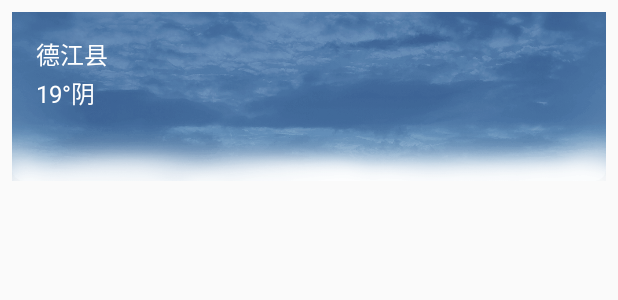
After one commit to xuanu/GzgcxyAndroidStudy, an Android app: the layout item_city_layout.xml on its own in the app's theme, with its tools: preview values and no code run, on a phone screen of 412 x 824 dp. The commit adds this screen. Shown: the top 300 px of the screen. Run offline under Robolectric (Android 15) with nearby library versions, the phone set to English and light mode, and no system bars.

Commit message:
城市列表

```diff
--- a/StudyWeather/app/build.gradle
+++ b/StudyWeather/app/build.gradle
@@ -45,4 +45,5 @@ dependencies {
 
     implementation 'com.github.xuanu:DarkViews:v1.3'
     implementation 'cn.pedant.sweetalert:library:1.3'
+    implementation "androidx.recyclerview:recyclerview:1.1.0"
 }
--- /dev/null
+++ b/StudyWeather/app/src/main/res/drawable/item_city_bg.xml
@@ -0,0 +1,5 @@
+<?xml version="1.0" encoding="utf-8"?>
+<shape xmlns:android="http://schemas.android.com/apk/res/android">
+    <corners android:radius="8dp"></corners>
+    <solid android:color="#FFF"></solid>
+</shape>
--- /dev/null
+++ b/StudyWeather/app/src/main/res/layout/item_city_layout.xml
@@ -0,0 +1,44 @@
+<?xml version="1.0" encoding="utf-8"?>
+
+<FrameLayout xmlns:android="http://schemas.android.com/apk/res/android"
+    android:layout_width="match_parent"
+    android:layout_height="wrap_content">
+
+    <RelativeLayout xmlns:android="http://schemas.android.com/apk/res/android"
+        android:layout_width="match_parent"
+        android:layout_height="wrap_content"
+        android:layout_margin="8dp"
+        android:background="@drawable/item_city_bg"
+        android:orientation="vertical">
+
+        <ImageView
+            android:layout_width="match_parent"
+            android:layout_height="wrap_content"
+            android:adjustViewBounds="true"
+            android:scaleType="centerCrop"
+            android:src="@drawable/weatherbg_rain_cloud"></ImageView>
+
+        <TextView
+            android:id="@+id/city_name_tv"
+            android:layout_width="match_parent"
+            android:layout_height="wrap_content"
+            android:layout_marginLeft="16dp"
+            android:layout_marginTop="16dp"
+            android:layout_marginRight="16dp"
+            android:text="德江县"
+            android:textColor="#FFF"
+            android:textSize="16sp"></TextView>
+
+        <TextView
+            android:id="@+id/item_city_weather_tv"
+            android:layout_width="match_parent"
+            android:layout_height="wrap_content"
+            android:layout_below="@id/city_name_tv"
+            android:layout_marginLeft="16dp"
+            android:layout_marginTop="2dp"
+            android:text="19°阴"
+            android:textColor="#FFF"
+            android:textSize="16sp"></TextView>
+
+    </RelativeLayout>
+</FrameLayout>
```
Also changed, not shown: StudyWeather/app/src/main/java/cn/zeffect/apk/teacher/studyweather/city/CitysActivity.java (+21 -0 lines), StudyWeather/app/src/main/java/cn/zeffect/apk/teacher/studyweather/city/adapter/CityAdapter.java (added, +50 -0 lines), StudyWeather/app/src/main/res/layout/activity_citys.xml (+21 -8 lines), StudyWeather/app/src/main/res/drawable-xhdpi/weatherbg_rain_cloud.png (added).
